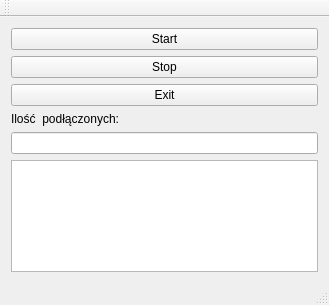
Before: the Qt Designer form ServerG/mainwindow.ui in KFlaga/szachyqt, drawn with Qt 5.
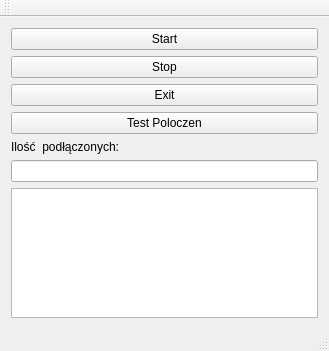
After: the same form once the commit is applied.

Commit message: Zmiany na Serwie

Diff of the .ui file:
```diff
--- a/ServerG/mainwindow.ui
+++ b/ServerG/mainwindow.ui
@@ -7,7 +7,7 @@
     <x>0</x>
     <y>0</y>
     <width>329</width>
-    <height>305</height>
+    <height>351</height>
    </rect>
   </property>
   <property name="windowTitle">
@@ -36,6 +36,13 @@
       </property>
      </widget>
     </item>
+    <item>
+     <widget class="QPushButton" name="pushButton_4">
+      <property name="text">
+       <string>Test Poloczen</string>
+      </property>
+     </widget>
+    </item>
     <item>
      <widget class="QLabel" name="label">
       <property name="text">
```
Left out of the diff: 22 changed lines with no effect on the pictures. The commit also changes 2 other files.
